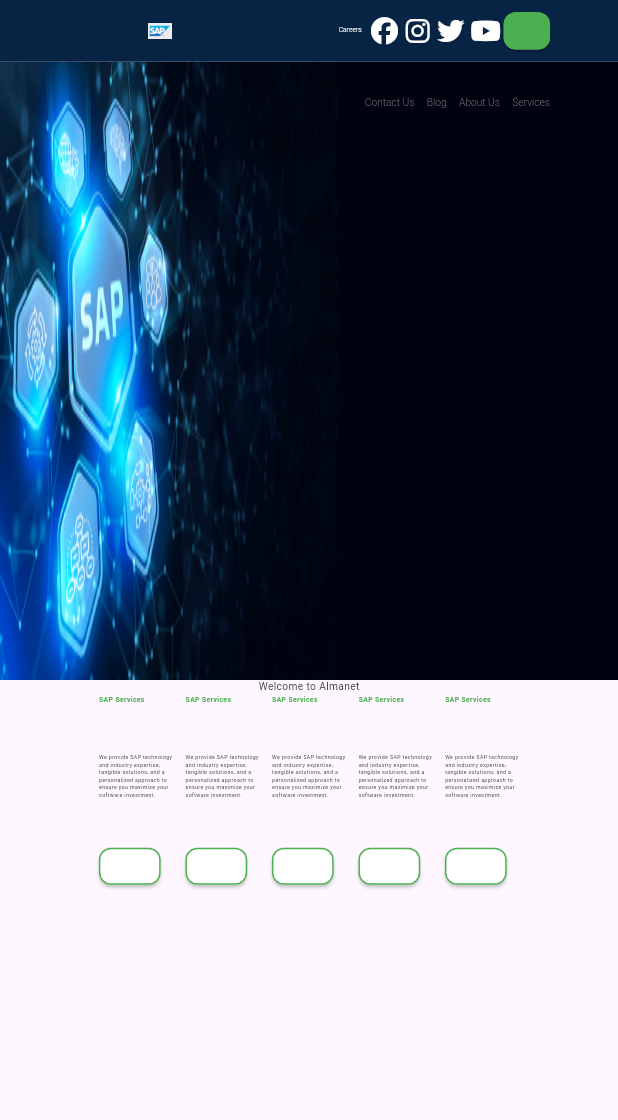
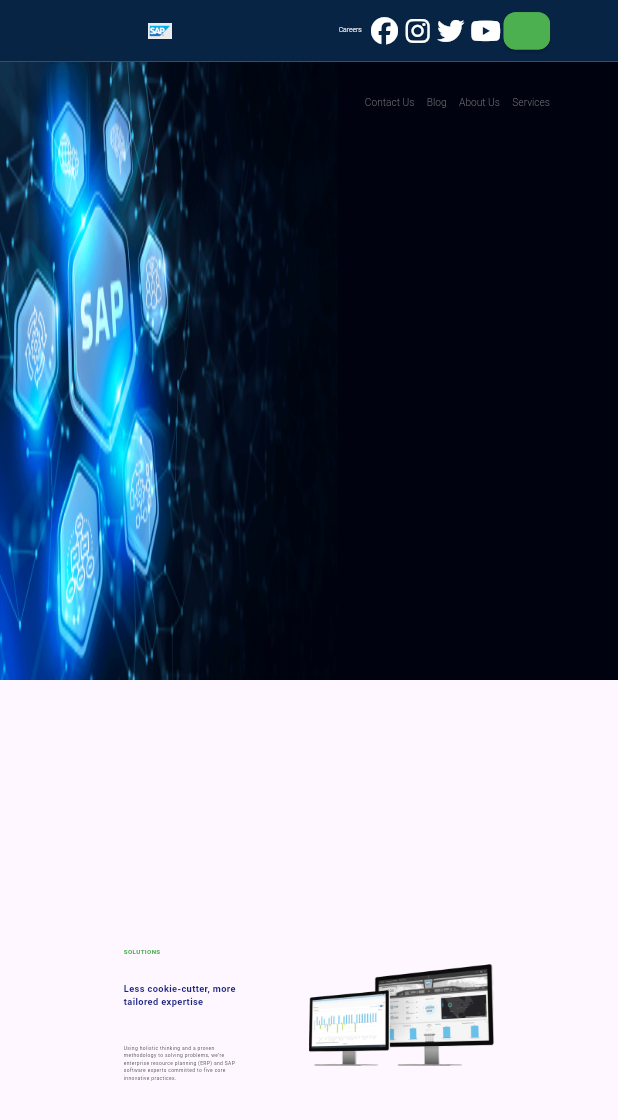
Before and after one commit to DivyanshVish/Almanet, a Flutter app: the screen it shows after launch, on a phone screen of 412 x 824 dp. Shown: the top 1120 px of the screen. Run offline on Flutter 3.47's test engine with Material 3 defaults, Android fonts, the light colour scheme and no system bars; our stand-ins replace firebase_core, font_awesome_flutter, get, sign_in_button; missing offline and left inert: hovering; accounts and stored records are empty.

Commit message:
SAP DONE

```diff
--- a/lib/Fade_Info.dart
+++ b/lib/Fade_Info.dart
@@ -33,7 +33,7 @@
   Widget build(BuildContext context) {
     List<Widget> aa = widget.widgets;
     return Row(
-      mainAxisAlignment: MainAxisAlignment.start,
+      mainAxisAlignment: MainAxisAlignment.spaceAround,
       children: widget.widgets
           .asMap()
           .map((index, widget) => MapEntry(
--- a/lib/home.dart
+++ b/lib/home.dart
@@ -169,15 +169,52 @@
                   width: double.infinity,
                   child: Column(
                     children : [
+                      SizedBox(height: 100,),
 
-                      Text('Welcome to Almanet', style: TextStyle(
-                          fontSize: fs,
-                        decoration: TextDecoration.none
+
+                      Padding(
+                        padding:  EdgeInsets.only(left: ww*0.15, right: ww*0.15, bottom: hh*0.06),
+                        child: Column(
+                          children: [
+                            FadeInFromLeftToRight(widgets: [
+                              Container(
+                                width: ww*0.2,
+                                child: Column(
+                                  crossAxisAlignment: CrossAxisAlignment.start,
+                                  children: [
+                                    Text('SOLUTIONS',style: TextStyle(
+                                      fontSize: ww*0.01,
+                                      fontWeight: FontWeight.bold,
+                                      color: Colors.green
+
                                     ),),
                                     Padding(
-                        padding:  EdgeInsets.symmetric(horizontal: ww*0.15),
-                        child: FadeInFromLeftToRight(
+                                      padding:  EdgeInsets.only(top: hh*0.02,bottom: hh*0.03),
+                                      child: Text('Less cookie-cutter, more tailored expertise',
+                                        style: TextStyle(
+                                            fontSize: ww*0.015,
+                                            fontWeight: FontWeight.bold,
+                                            color: Colors.indigo.shade900
+
+                                        ),
+                                      ),
+                                    ),
+                                    Text('Using holistic thinking and a proven methodology to solving problems, we’re enterprise resource planning (ERP) and SAP software experts committed to five core innovative practices.',style: TextStyle(
+                                      fontSize: ww*0.008
+                                    ),),
+
+                                  ],
+                                ),
+                              ),
+                              Image(image: AssetImage('assets/images/img_4.png'),
+                              width: ww*0.3,
+                                height: hh*0.3,
+                              )
+                            ], duration: Duration(milliseconds: 500)),
+                            SizedBox(height: hh*0.05,),
+                            FadeInFromLeftToRight(
                               widgets: [
+
                               Home_Services(Title: 'SAP Services', Description: 'We provide SAP technology and industry expertise, tangible solutions, and a personalized approach to ensure you maximize your software investment.', ontap: (){}),
                                 Home_Services(Title: 'SAP Services', Description: 'We provide SAP technology and industry expertise, tangible solutions, and a personalized approach to ensure you maximize your software investment.', ontap: (){}),
                                 Home_Services(Title: 'SAP Services', Description: 'We provide SAP technology and industry expertise, tangible solutions, and a personalized approach to ensure you maximize your software investment.', ontap: (){}),
@@ -188,6 +225,13 @@
                               ],
                               duration: Duration(milliseconds: 500),
                             ),
+                          ],
+                        ),
+                      ),
+                      Divider(
+                        thickness: 3,
+                        height: hh*0.02,
+                        color: Color(0xFF082444),
                       ),
                       SizedBox(height: 700,)
                     ],
--- a/pubspec.yaml
+++ b/pubspec.yaml
@@ -64,6 +64,7 @@
     - assets/images/logo.jpg
     - assets/images/img.png
     - assets/images/img_3.png
+    - assets/images/img_4.png
     - assets/images/ii.png
     - assets/images/sap.jpeg
   # The following line ensures that the Material Icons font is
```
Also changed, not shown: assets/images/img_4.png (added). Lines whose indentation alone changed are shown as unchanged.
